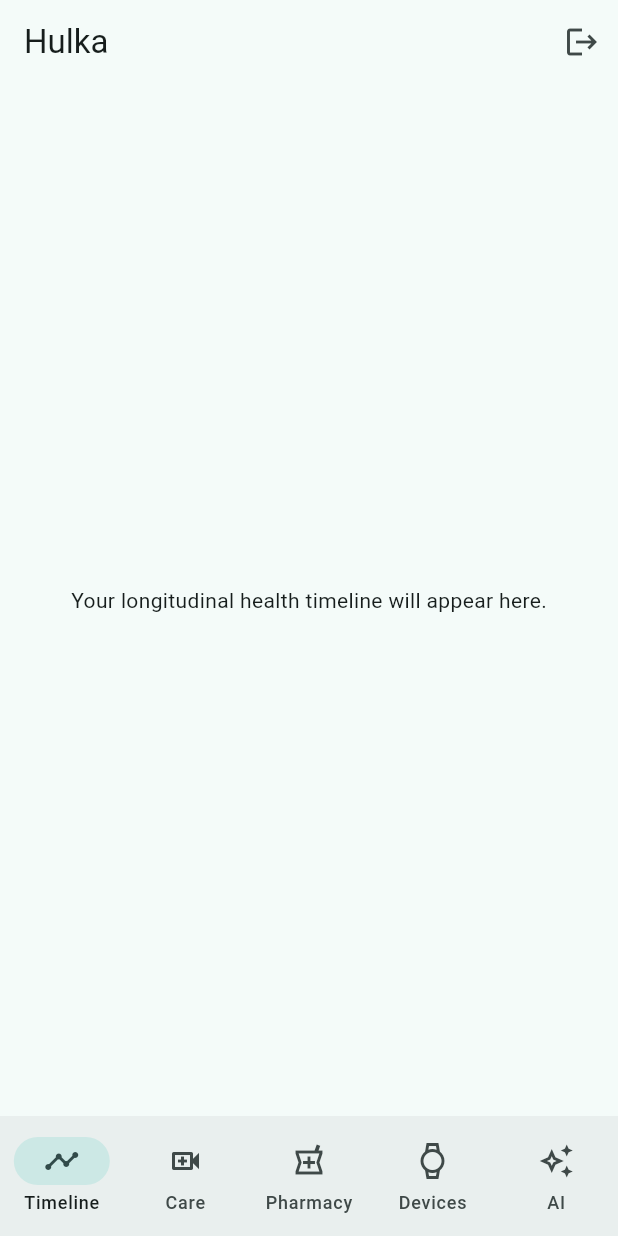
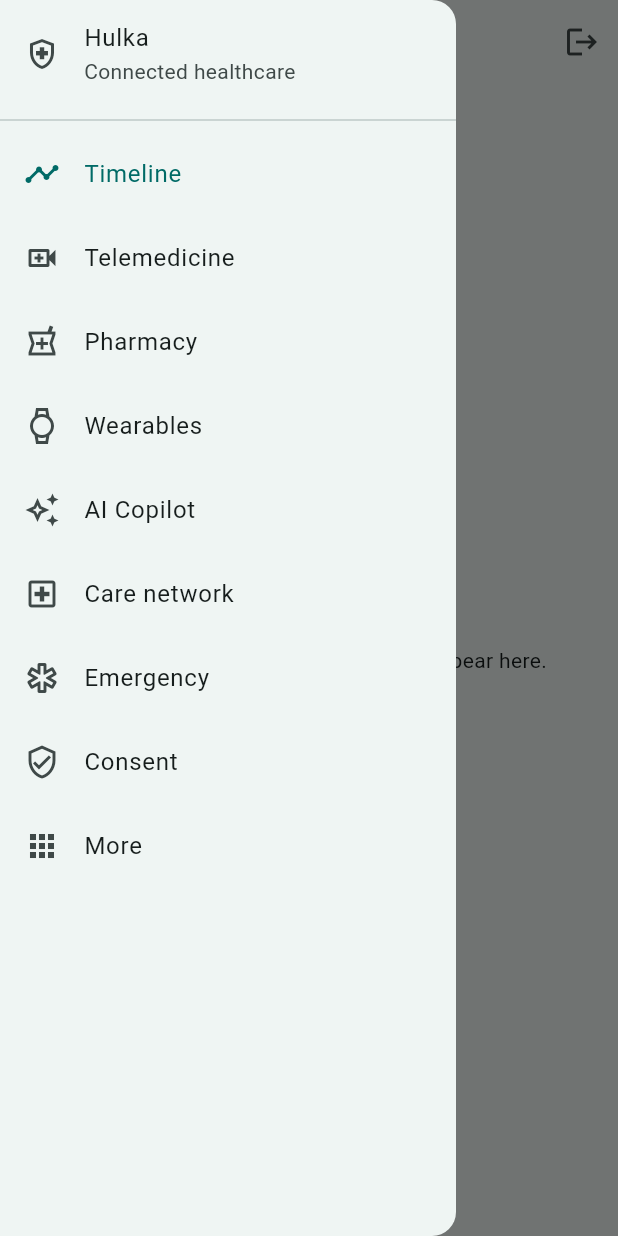
Before and after one commit to chrisndirangu54/Hulka, a Flutter app: the screen it shows once a user with an empty profile is signed in, with the side drawer open (before the commit the screen has no drawer), on a phone screen of 412 x 824 dp. Run offline on Flutter 3.47's test engine with Material 3 defaults, Android fonts, the phone set to English and light mode, and no system bars; our stand-ins replace cloud_firestore, cloud_functions, firebase_auth, firebase_core, flutter_riverpod; missing offline and left inert: health; accounts and stored records are empty.

Commit message:
Align current FlutterFire dependencies and add role-aware care modules with tests

```diff
--- a/lib/features/home/app_shell.dart
+++ b/lib/features/home/app_shell.dart
@@ -1,3 +1,4 @@
+import 'package:cloud_firestore/cloud_firestore.dart';
 import 'package:firebase_auth/firebase_auth.dart';
 import 'package:flutter/material.dart';
 import '../ai/ai_copilot_screen.dart';
@@ -6,10 +7,18 @@ import '../clinical/clinician_screen.dart';
 import '../consent/consent_screen.dart';
 import '../emergency/emergency_screen.dart';
 import '../hospital/hospital_screen.dart';
+import '../more/more_health_screen.dart';
 import '../pharmacy/pharmacy_screen.dart';
 import '../telemedicine/telemedicine_screen.dart';
 import '../timeline/timeline_screen.dart';
 import '../wearables/wearables_screen.dart';
+
+class _Destination {
+  const _Destination(this.label, this.icon, this.page);
+  final String label;
+  final IconData icon;
+  final Widget page;
+}
 
 class AppShell extends StatefulWidget {
   const AppShell({super.key});
@@ -20,60 +29,78 @@ class AppShell extends StatefulWidget {
 class _AppShellState extends State<AppShell> {
   int index = 0;
 
-  final pages = const [
-    TimelineScreen(),
-    TelemedicineScreen(),
-    PharmacyScreen(),
-    WearablesScreen(),
-    AiCopilotScreen(),
-    HospitalDirectoryScreen(),
-    EmergencyScreen(),
-    ConsentScreen(),
-    ClinicianScreen(),
-    AnalyticsScreen(),
+  List<_Destination> destinationsFor(String role) {
+    final base = <_Destination>[
+      const _Destination('Timeline', Icons.timeline, TimelineScreen()),
+      const _Destination('Telemedicine', Icons.video_call_outlined, TelemedicineScreen()),
+      const _Destination('Pharmacy', Icons.local_pharmacy_outlined, PharmacyScreen()),
+      const _Destination('Wearables', Icons.watch_outlined, WearablesScreen()),
+      const _Destination('AI Copilot', Icons.auto_awesome_outlined, AiCopilotScreen()),
+      const _Destination('Care network', Icons.local_hospital_outlined, HospitalDirectoryScreen()),
+      const _Destination('Emergency', Icons.emergency_outlined, EmergencyScreen()),
+      const _Destination('Consent', Icons.verified_user_outlined, ConsentScreen()),
+      const _Destination('More', Icons.apps_outlined, MoreHealthScreen()),
     ];
+    if (role == 'clinician') {
+      base.add(const _Destination('Clinician', Icons.medical_services_outlined, ClinicianScreen()));
+    }
+    if (role == 'researcher' || role == 'hospitalAdmin') {
+      base.add(const _Destination('Analytics', Icons.analytics_outlined, AnalyticsScreen()));
+    }
+    return base;
+  }
 
   @override
   Widget build(BuildContext context) {
-    const destinations = [
-      NavigationRailDestination(icon: Icon(Icons.timeline), label: Text('Timeline')),
-      NavigationRailDestination(icon: Icon(Icons.video_call_outlined), label: Text('Telemedicine')),
-      NavigationRailDestination(icon: Icon(Icons.local_pharmacy_outlined), label: Text('Pharmacy')),
-      NavigationRailDestination(icon: Icon(Icons.watch_outlined), label: Text('Wearables')),
-      NavigationRailDestination(icon: Icon(Icons.auto_awesome_outlined), label: Text('AI Copilot')),
-      NavigationRailDestination(icon: Icon(Icons.local_hospital_outlined), label: Text('Care network')),
-      NavigationRailDestination(icon: Icon(Icons.emergency_outlined), label: Text('Emergency')),
-      NavigationRailDestination(icon: Icon(Icons.verified_user_outlined), label: Text('Consent')),
-      NavigationRailDestination(icon: Icon(Icons.medical_services_outlined), label: Text('Clinician')),
-      NavigationRailDestination(icon: Icon(Icons.analytics_outlined), label: Text('Analytics')),
-    ];
+    final uid = FirebaseAuth.instance.currentUser!.uid;
+    return StreamBuilder<DocumentSnapshot<Map<String, dynamic>>>(
+      stream: FirebaseFirestore.instance.collection('users').doc(uid).snapshots(),
+      builder: (context, snap) {
+        final role = snap.data?.data()?['role'] as String? ?? 'patient';
+        final destinations = destinationsFor(role);
+        if (index >= destinations.length) index = 0;
 
         return Scaffold(
           appBar: AppBar(
-        title: const Text('Hulka'),
+            title: Text('Hulka • ${destinations[index].label}'),
             actions: [
-          IconButton(onPressed: () => FirebaseAuth.instance.signOut(), icon: const Icon(Icons.logout), tooltip: 'Sign out'),
+              IconButton(
+                onPressed: () => FirebaseAuth.instance.signOut(),
+                icon: const Icon(Icons.logout),
+                tooltip: 'Sign out',
+              ),
             ],
           ),
+          drawer: MediaQuery.sizeOf(context).width < 760
+              ? Drawer(
+                  child: SafeArea(
+                    child: ListView(
+                      children: [
+                        const ListTile(
+                          leading: Icon(Icons.health_and_safety_outlined),
+                          title: Text('Hulka'),
+                          subtitle: Text('Connected healthcare'),
+                        ),
+                        const Divider(),
+                        for (var i = 0; i < destinations.length; i++)
+                          ListTile(
+                            selected: i == index,
+                            leading: Icon(destinations[i].icon),
+                            title: Text(destinations[i].label),
+                            onTap: () {
+                              setState(() => index = i);
+                              Navigator.pop(context);
+                            },
+                          ),
+                      ],
+                    ),
+                  ),
+                )
+              : null,
           body: LayoutBuilder(
             builder: (context, constraints) {
               if (constraints.maxWidth < 760) {
-            return Column(
-              children: [
-                Expanded(child: pages[index]),
-                NavigationBar(
-                  selectedIndex: index > 4 ? 0 : index,
-                  onDestinationSelected: (value) => setState(() => index = value),
-                  destinations: const [
-                    NavigationDestination(icon: Icon(Icons.timeline), label: 'Timeline'),
-                    NavigationDestination(icon: Icon(Icons.video_call_outlined), label: 'Care'),
-                    NavigationDestination(icon: Icon(Icons.local_pharmacy_outlined), label: 'Pharmacy'),
-                    NavigationDestination(icon: Icon(Icons.watch_outlined), label: 'Devices'),
-                    NavigationDestination(icon: Icon(Icons.auto_awesome_outlined), label: 'AI'),
-                  ],
-                ),
-              ],
-            );
+                return destinations[index].page;
               }
               return Row(
                 children: [
@@ -81,14 +108,18 @@ class _AppShellState extends State<AppShell> {
                     selectedIndex: index,
                     onDestinationSelected: (value) => setState(() => index = value),
                     labelType: NavigationRailLabelType.all,
-                destinations: destinations,
+                    destinations: destinations
+                        .map((d) => NavigationRailDestination(icon: Icon(d.icon), label: Text(d.label)))
+                        .toList(),
                   ),
                   const VerticalDivider(width: 1),
-              Expanded(child: pages[index]),
+                  Expanded(child: destinations[index].page),
                 ],
               );
             },
           ),
         );
+      },
+    );
   }
 }
```
Also changed, not shown: lib/features/more/more_health_screen.dart (added, +58 -0 lines), lib/models/care_program.dart (added, +49 -0 lines), lib/services/interoperability_adapters.dart (added, +50 -0 lines), pubspec.yaml (+6 -6 lines), 3 other files. Lines whose indentation alone changed are shown as unchanged.
